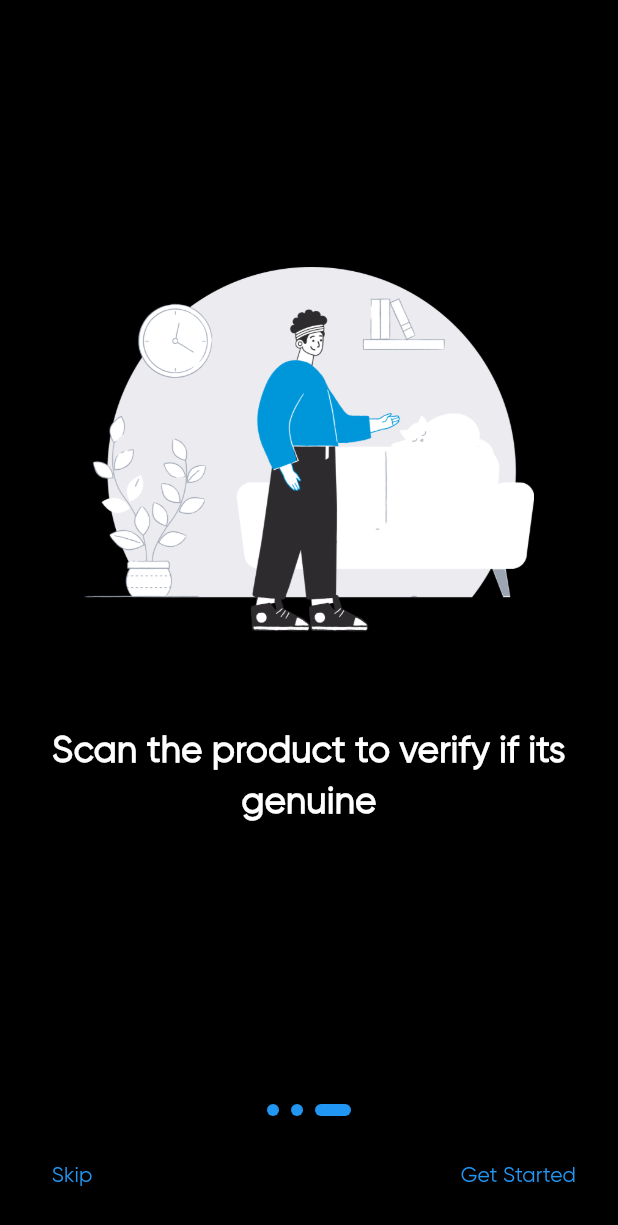
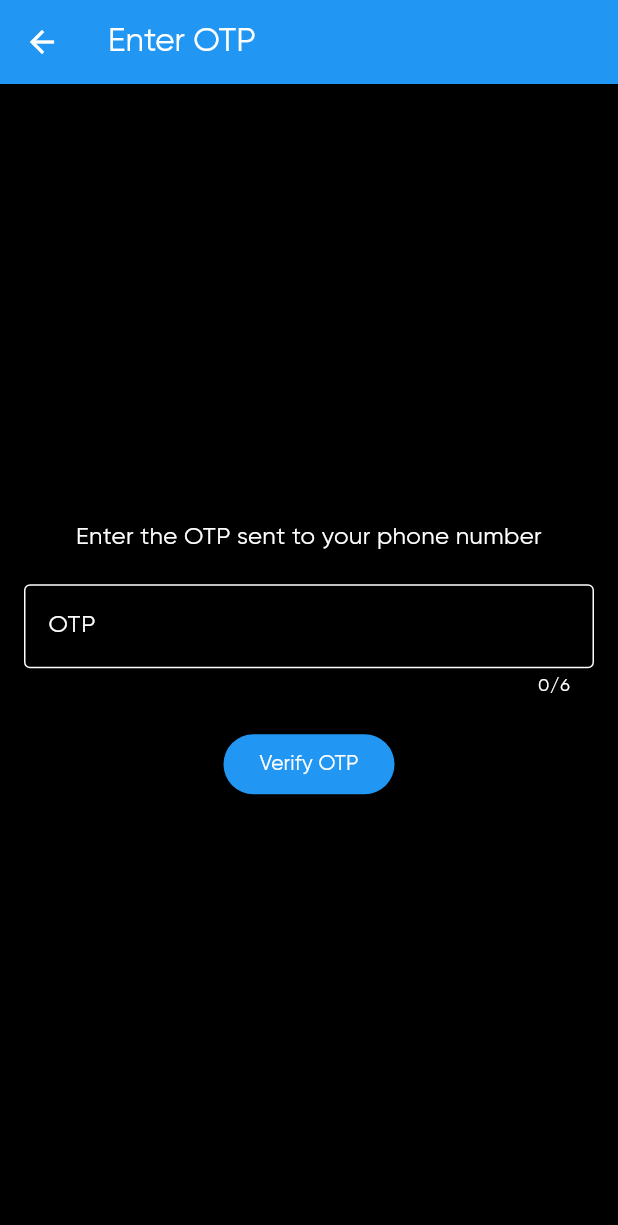
Before and after one commit to akhilswarop/Hanuvem, a Flutter app: the screen it shows after launch, after a tap on "Skip", after a tap on "Get Started", on a phone screen of 412 x 824 dp. Shown: the top 1225 px of the screen. Run offline on Flutter 3.47's test engine with Material 3 defaults, Android fonts, the phone set to English and light mode, and no system bars; drawn by our look-alikes of smooth_page_indicator; missing offline and left inert: qr_code_scanner.

Commit message:
Added OTP pages

```diff
--- a/hanuvem/lib/main.dart
+++ b/hanuvem/lib/main.dart
@@ -1,4 +1,5 @@
 import 'package:flutter/material.dart';
+import 'package:hanuvem/otp.dart';
 import 'onboarding_screen.dart'; // Make sure to import your onboarding screen file
 
 void main() {
@@ -10,10 +11,13 @@ class MyApp extends StatelessWidget {
   Widget build(BuildContext context) {
     return MaterialApp(
       title: 'QR Scanner App',
+      routes: {
+        '/': (context) => OnboardingScreen(),
+        '/otp': (context) => OtpPage(),
+      },
       theme: _lightTheme,
       darkTheme: _darkTheme,
       themeMode: ThemeMode.system, // Automatically switch between light and dark themes based on system settings
-      home: OnboardingScreen(),
     );
   }
 
--- a/hanuvem/lib/onboarding_screen.dart
+++ b/hanuvem/lib/onboarding_screen.dart
@@ -73,7 +73,9 @@ class _OnboardingScreenState extends State<OnboardingScreen> {
                     child: Text('Next'),
                   )
                       : TextButton(
-                    onPressed: _skip, // or navigate to another screen
+                    onPressed: (){
+                      Navigator.pushNamed(context, '/otp');
+                    }, // or navigate to another screen
                     child: Text('Get Started'),
                   ),
                 ],
--- /dev/null
+++ b/hanuvem/lib/otp.dart
@@ -0,0 +1,72 @@
+import 'package:flutter/material.dart';
+
+class OtpPage extends StatefulWidget {
+  @override
+  _OtpPageState createState() => _OtpPageState();
+}
+
+class _OtpPageState extends State<OtpPage> {
+  final _otpController = TextEditingController();
+  final _formKey = GlobalKey<FormState>();
+
+  void _verifyOtp() {
+    if (_formKey.currentState?.validate() ?? false) {
+      // Handle OTP verification logic here
+      final otp = _otpController.text;
+      // Example: Send OTP to server for verification
+      print('Entered OTP: $otp');
+    }
+  }
+
+  @override
+  Widget build(BuildContext context) {
+    return Scaffold(
+      appBar: AppBar(
+        title: Text('Enter OTP'),
+      ),
+      body: Padding(
+        padding: const EdgeInsets.all(16.0),
+        child: Column(
+          mainAxisAlignment: MainAxisAlignment.center,
+          children: <Widget>[
+            Text(
+              'Enter the OTP sent to your phone number',
+              style: TextStyle(fontSize: 16.0),
+              textAlign: TextAlign.center,
+            ),
+            SizedBox(height: 20),
+            Form(
+              key: _formKey,
+              child: TextFormField(
+                controller: _otpController,
+                decoration: InputDecoration(
+                  labelText: 'OTP',
+                  border: OutlineInputBorder(),
+                ),
+                keyboardType: TextInputType.number,
+                textInputAction: TextInputAction.done,
+                maxLength: 6, // Assuming OTP is 6 digits
+                validator: (value) {
+                  if (value == null || value.isEmpty) {
+                    return 'Please enter the OTP';
+                  }
+                  if (value.length != 6) {
+                    return 'OTP must be 6 digits';
+                  }
+                  return null;
+                },
+              ),
+            ),
+            SizedBox(height: 20),
+            ElevatedButton(
+              onPressed: _verifyOtp,
+              child: Text('Verify OTP', style: TextStyle(
+                color: Colors.white
+              ),),
+            ),
+          ],
+        ),
+      ),
+    );
+  }
+}
```
